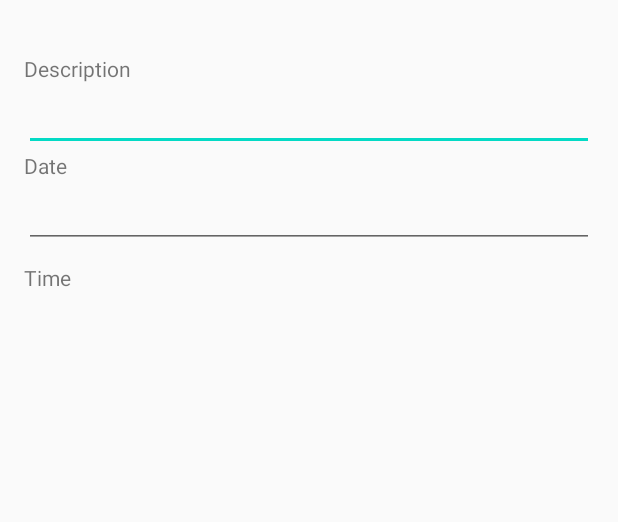
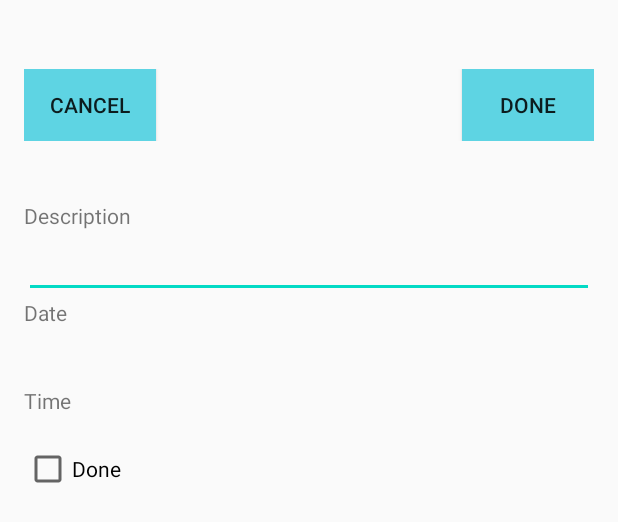
Before and after one commit to hosseinkasiri/Task-Repository, an Android app: the layout fragment_add.xml on its own in the app's theme, with its tools: preview values and no code run, on a phone screen of 412 x 824 dp. Shown: the top 522 px of the screen. Run offline under Robolectric (Android 15) with nearby library versions, the phone set to English and light mode, and no system bars.

Commit message:
create taskLab and complete add fragment

```diff
--- a/app/src/main/res/layout/fragment_add.xml
+++ b/app/src/main/res/layout/fragment_add.xml
@@ -1,17 +1,42 @@
 <?xml version="1.0" encoding="utf-8"?>
 <LinearLayout
     xmlns:android="http://schemas.android.com/apk/res/android"
+    xmlns:app="http://schemas.android.com/apk/res-auto"
     android:orientation="vertical"
     android:layout_width="match_parent"
     android:layout_height="match_parent"
     android:layout_margin="16dp"
     >
 
+    <FrameLayout
+        android:layout_marginTop="30dp"
+        android:layout_width="match_parent"
+        android:layout_height="wrap_content">
+
+        <Button
+            android:id="@+id/cancel_button"
+            android:layout_width="wrap_content"
+            android:layout_height="wrap_content"
+            android:background="@color/buttonColorAdd"
+            android:layout_gravity="left"
+            android:text="Cancel"/>
+
+        <Button
+            android:id="@+id/done_button"
+            android:layout_width="wrap_content"
+            android:layout_height="wrap_content"
+            android:background="@color/buttonColorAdd"
+            android:layout_gravity="right"
+            android:text="Done"/>
+
+
+    </FrameLayout>
+
     <TextView
         android:layout_width="match_parent"
         android:layout_height="wrap_content"
         android:text="Description"
-        android:layout_marginTop="20dp"/>
+        android:layout_marginTop="40dp"/>
 
     <EditText
         android:id="@+id/description_edit_id"
@@ -23,8 +48,9 @@
         android:layout_height="wrap_content"
         android:text="Date"/>
 
-    <EditText
-        android:id="@+id/date_edit_id"
+    <TextView
+        android:layout_marginTop="10dp"
+        android:id="@+id/date_id"
         android:layout_width="match_parent"
         android:layout_height="wrap_content"/>
 
@@ -45,7 +71,22 @@
             android:layout_gravity="center" />
 
 
+
+
     </FrameLayout>
+
+    <CheckBox
+        android:layout_marginTop="20dp"
+        android:id="@+id/done_checkBox"
+        android:layout_width="match_parent"
+        android:layout_height="wrap_content"
+        android:text="Done"/>
+
+
+
+
+
+
 
 
 
--- a/app/src/main/res/values/colors.xml
+++ b/app/src/main/res/values/colors.xml
@@ -6,5 +6,6 @@
     <color name="tabLayoutColor">#12A1E1</color>
     <color name="tabTextColor">#FBFBFB</color>
     <color name="positiveButtonColor">#EF0A58</color>
+    <color name="buttonColorAdd">#5ED4E3</color>
 
 </resources>
```
Also changed, not shown: app/src/main/java/com/example/task/AddFragment.java (+63 -0 lines), app/src/main/java/com/example/task/MainActivity.java (+8 -0 lines), app/src/main/java/com/example/task/model/Task.java (+10 -0 lines), app/src/main/java/com/example/task/model/TaskLab.java (added, +39 -0 lines).
